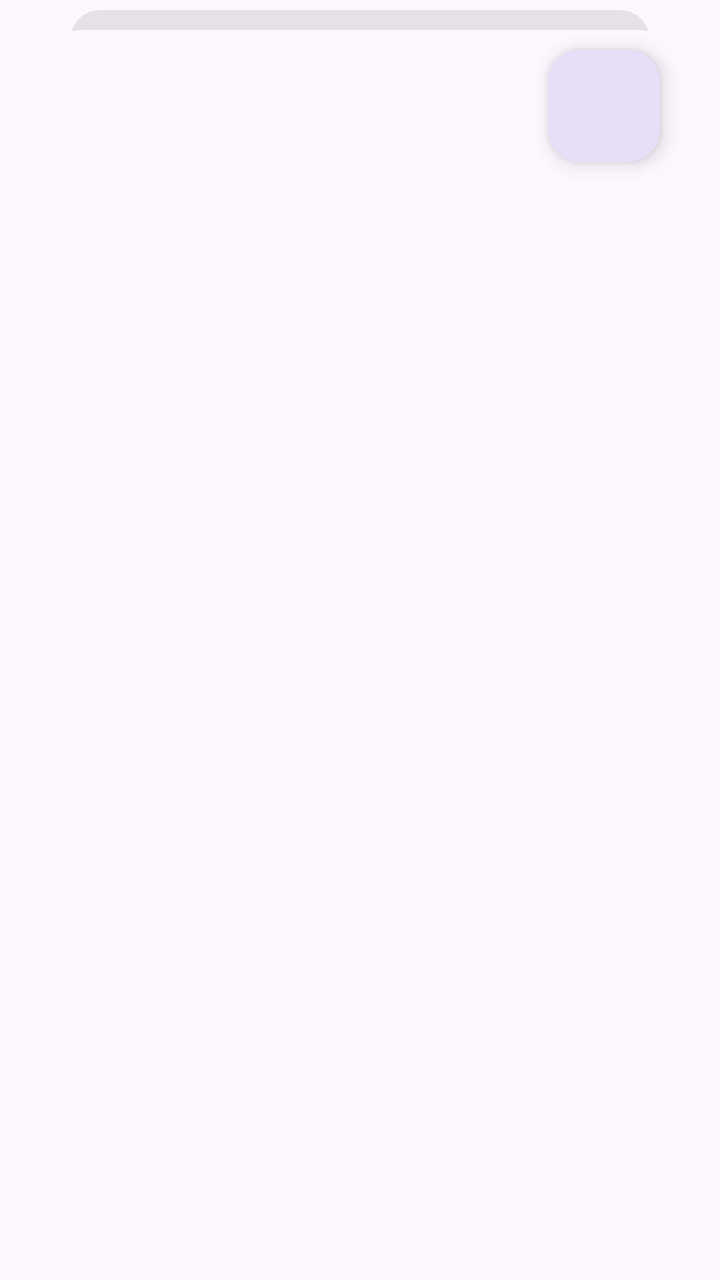
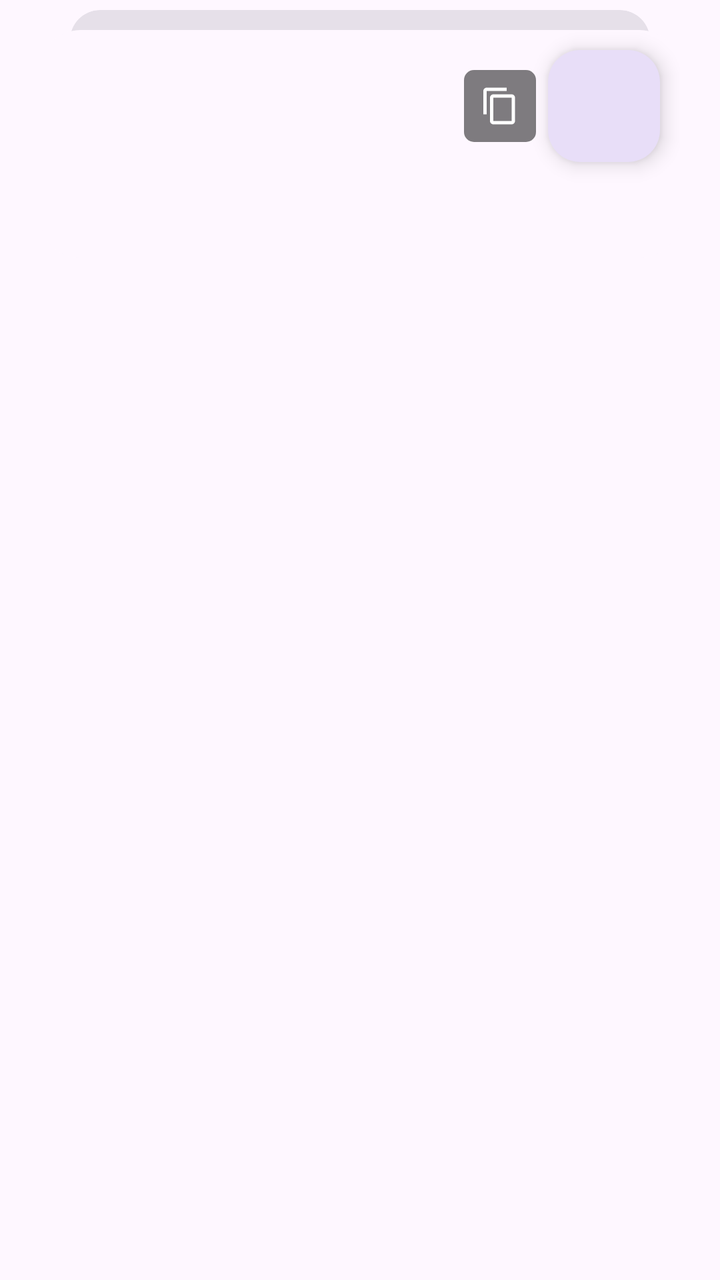

Screens rendered from an Android XML layout before and after an edit, with the pre-edit source and the edit as a unified diff.
<!-- AndroidManifest.xml: application theme BaseTheme -->
<!-- res/layout/history_card_multiple.xml -->
<?xml version="1.0" encoding="utf-8"?>
<androidx.constraintlayout.widget.ConstraintLayout xmlns:app="http://schemas.android.com/apk/res-auto"
    android:layout_width="match_parent"
    android:layout_height="wrap_content"
    xmlns:android="http://schemas.android.com/apk/res/android">

<RelativeLayout
        android:layout_width="0dp"
        android:layout_height="0dp"
        app:layout_constraintDimensionRatio="H,2.5:1"
        app:layout_constraintStart_toStartOf="parent"
        app:layout_constraintEnd_toEndOf="parent"
        app:layout_constraintTop_toTopOf="parent">


        <androidx.constraintlayout.widget.ConstraintLayout
            android:layout_width="match_parent"
            android:layout_height="match_parent">

            <com.google.android.material.card.MaterialCardView
                android:id="@+id/downloads_card_view2"
                android:layout_width="match_parent"
                android:layout_height="40dp"
                android:layout_marginHorizontal="35dp"
                android:layout_marginVertical="5dp"
                android:checkable="false"
                app:cardCornerRadius="15dp"
                app:cardMaxElevation="12dp"
                app:cardPreventCornerOverlap="true"
                app:checkedIcon="@null"
                android:backgroundTint="?attr/colorSurfaceContainerHighest"
                app:layout_constraintEnd_toEndOf="parent"
                app:layout_constraintStart_toStartOf="parent"
                app:layout_constraintTop_toTopOf="parent"
                app:strokeWidth="0dp" />

            <com.google.android.material.card.MaterialCardView
                android:id="@+id/download_card_view"
                android:layout_width="match_parent"
                android:layout_height="match_parent"
                app:cardCornerRadius="20dp"
                app:cardElevation="0dp"
                app:checkedIcon="@null"
                app:cardMaxElevation="12dp"
                android:checkable="true"
                android:layout_marginHorizontal="20dp"
                android:layout_marginVertical="15dp"
                app:strokeWidth="0dp"
                app:cardPreventCornerOverlap="true">

                <androidx.appcompat.widget.AppCompatImageView
                    android:id="@+id/downloads_image_view"
                    android:adjustViewBounds="true"
                    android:scaleType="centerCrop"
                    android:layout_width="match_parent"
                    android:layout_height="match_parent" />

                <androidx.constraintlayout.widget.ConstraintLayout
                    android:layout_width="match_parent"
                    android:layout_height="match_parent">

                    <LinearLayout
                        android:layout_width="0dp"
                        android:layout_height="0dp"
                        android:dividerPadding="5dp"
                        android:orientation="vertical"
                        app:layout_constraintBottom_toTopOf="@+id/downloads_info_time"
                        app:layout_constraintEnd_toStartOf="@+id/downloads_download_button_type"
                        app:layout_constraintStart_toStartOf="parent"
                        app:layout_constraintTop_toTopOf="parent">

                        <TextView
                            android:id="@+id/downloads_title"
                            android:layout_width="match_parent"
                            android:layout_height="wrap_content"
                            android:ellipsize="end"
                            android:maxLines="2"
                            android:paddingStart="10dp"
                            android:paddingTop="10dp"
                            android:paddingEnd="10dp"
                            android:scrollbars="none"
                            android:shadowColor="@color/black"
                            android:shadowDx="2"
                            android:shadowDy="2"
                            android:shadowRadius="1"
                            android:textColor="#FFF"
                            android:textSize="15sp"
                            android:textStyle="bold" />

                        <TextView
                            android:id="@+id/downloads_info_bottom"
                            android:layout_width="match_parent"
                            android:layout_height="wrap_content"
                            android:ellipsize="end"
                            android:gravity="bottom"
                            android:maxLines="2"
                            android:paddingStart="10dp"
                            android:paddingEnd="10dp"
                            android:scrollbars="none"
                            android:shadowColor="@color/black"
                            android:shadowDx="2"
                            android:shadowDy="2"
                            android:shadowRadius="1"
                            android:textColor="#FFF"
                            android:textSize="11sp"
                            android:textStyle="bold" />

                    </LinearLayout>

                    <TextView
                        android:id="@+id/length"
                        android:layout_width="0dp"
                        android:layout_height="wrap_content"
                        android:ellipsize="end"
                        android:gravity="bottom"
                        android:maxLines="1"
                        android:padding="10dp"
                        android:scrollbars="none"
                        android:shadowColor="@color/black"
                        android:shadowDx="2"
                        android:shadowDy="2"
                        android:shadowRadius="1"
                        android:textColor="#FFF"
                        android:textSize="11sp"
                        android:textStyle="bold"
                        app:layout_constraintBottom_toBottomOf="parent"
                        app:layout_constraintEnd_toStartOf="@+id/downloads_info_time"
                        app:layout_constraintStart_toStartOf="parent" />


                    <TextView
                        android:id="@+id/downloads_info_time"
                        android:layout_width="0dp"
                        android:layout_height="wrap_content"
                        android:padding="10dp"
                        android:ellipsize="end"
                        android:gravity="bottom"
                        android:maxLines="1"
                        android:scrollbars="none"
                        android:shadowColor="@color/black"
                        android:shadowDx="4"
                        android:shadowDy="4"
                        android:shadowRadius="10"
                        android:textColor="#FFF"
                        android:textSize="11sp"
                        android:textStyle="bold"
                        app:layout_constraintBottom_toBottomOf="parent"
                        app:layout_constraintEnd_toEndOf="parent"
                        app:layout_constraintTop_toBottomOf="@+id/downloads_download_button_type"
                        app:layout_constraintVertical_bias="1.0" />

                    <com.google.android.material.floatingactionbutton.FloatingActionButton
                        android:id="@+id/downloads_download_button_type"
                        style="@style/Widget.Material3.ExtendedFloatingActionButton.Icon.Secondary"
                        android:layout_width="wrap_content"
                        android:layout_height="wrap_content"
                        android:layout_margin="10dp"
                        android:clickable="false"
                        app:cornerRadius="10dp"
                        android:contentDescription="@string/share"
                        android:elevation="0dp"
                        app:elevation="0dp"
                        app:borderWidth="0dp"
                        app:layout_constraintEnd_toEndOf="parent"
                        app:layout_constraintTop_toTopOf="parent" />

                </androidx.constraintlayout.widget.ConstraintLayout>


            </com.google.android.material.card.MaterialCardView>

        </androidx.constraintlayout.widget.ConstraintLayout>
    </RelativeLayout>

</androidx.constraintlayout.widget.ConstraintLayout>
<!-- resources referenced by this layout -->
<resources>
  <color name="black">#000000</color>
  <string name="share">Share</string>
  <style name="BaseTheme" parent="Theme.Material3.Light.NoActionBar">
          <item name="viewInflaterClass">com.deniscerri.ytdl.util.IncognitoViewInflater</item>
          <item name="android:windowLightStatusBar">?attr/isLightTheme</item>
          <item name="android:statusBarColor">@android:color/transparent</item>
          <item name="alertDialogTheme">@style/ThemeOverlay.Material3.MaterialAlertDialog</item>
          <item name="dialogCornerRadius">28dp</item>
          <item name="windowActionModeOverlay">true</item>
          <item name="actionBarTheme">@style/ThemeOverlay.Material3.Light</item>
          <item name="android:windowLightNavigationBar" tools:ignore="NewApi">true</item>
          <item name="switchPreferenceCompatStyle">
              @style/Preference.SwitchPreferenceCompat.Material3
          </item>
          <item name="snackbarStyle">@style/snackBarStyle</item>
          <item name="preferenceTheme">@style/PreferenceTheme</item>
          <item name="android:windowOptOutEdgeToEdgeEnforcement" tools:targetApi="35">true</item>
      </style>
  <style name="Preference.SwitchPreferenceCompat.Material3" parent="@style/Preference.SwitchPreferenceCompat.Material">
          <item name="widgetLayout">@layout/preferece_material_switch</item>
      </style>
  <style name="snackBarStyle" parent="@style/Widget.Material3.Snackbar">
          <item name="shapeAppearance">@style/ShapeAppearance.Material3.Corner.ExtraLarge</item>
          <item name="android:paddingStart">20dp</item>
          <item name="android:paddingEnd">20dp</item>
          <item name="maxLines">2</item>
          <item name="animationMode">slide</item>
      </style>
  <style name="PreferenceTheme" parent="PreferenceThemeOverlay">
          <item name="singleLineTitle">false</item>
      </style>
</resources>

<!-- the commit's change to res/layout/history_card_multiple.xml (unified diff, before → after) -->
@@ -65,7 +65,7 @@
                         android:dividerPadding="5dp"
                         android:orientation="vertical"
                         app:layout_constraintBottom_toTopOf="@+id/downloads_info_time"
-                        app:layout_constraintEnd_toStartOf="@+id/downloads_download_button_type"
+                        app:layout_constraintEnd_toStartOf="@+id/history_copy_link_button"
                         app:layout_constraintStart_toStartOf="parent"
                         app:layout_constraintTop_toTopOf="parent">
 
@@ -149,6 +149,22 @@
                         app:layout_constraintTop_toBottomOf="@+id/downloads_download_button_type"
                         app:layout_constraintVertical_bias="1.0" />
 
+                    <androidx.appcompat.widget.AppCompatImageButton
+                        android:id="@+id/history_copy_link_button"
+                        android:layout_width="36dp"
+                        android:layout_height="36dp"
+                        android:layout_marginEnd="6dp"
+                        android:background="@drawable/rounded_corner"
+                        android:backgroundTint="#80000000"
+                        android:contentDescription="@string/copy_link"
+                        android:padding="8dp"
+                        android:scaleType="centerInside"
+                        android:src="@drawable/ic_copy"
+                        app:tint="#FFFFFF"
+                        app:layout_constraintBottom_toBottomOf="@+id/downloads_download_button_type"
+                        app:layout_constraintEnd_toStartOf="@+id/downloads_download_button_type"
+                        app:layout_constraintTop_toTopOf="@+id/downloads_download_button_type" />
+
                     <com.google.android.material.floatingactionbutton.FloatingActionButton
                         android:id="@+id/downloads_download_button_type"
                         style="@style/Widget.Material3.ExtendedFloatingActionButton.Icon.Secondary"
<!-- resource entries referenced after the edit -->
@@ -1,6 +1,26 @@
 <!-- resources referenced by this layout -->
 <resources>
   <color name="black">#000000</color>
+  <!-- drawable ic_copy (drawable) -->
+  <vector android:height="24dp"
+      android:viewportHeight="24" android:viewportWidth="24"
+      android:width="24dp" xmlns:android="http://schemas.android.com/apk/res/android">
+      <path android:fillColor="?attr/colorAccent" android:pathData="M16,1L4,1c-1.1,0 -2,0.9 -2,2v14h2L4,3h12L16,1zM19,5L8,5c-1.1,0 -2,0.9 -2,2v14c0,1.1 0.9,2 2,2h11c1.1,0 2,-0.9 2,-2L21,7c0,-1.1 -0.9,-2 -2,-2zM19,21L8,21L8,7h11v14z"/>
+  </vector>
+  <!-- drawable rounded_corner (drawable) -->
+  <?xml version="1.0" encoding="utf-8"?>
+  <shape xmlns:android="http://schemas.android.com/apk/res/android" >
+      <solid android:color="#ffffff" />
+  
+      <padding
+          android:left="1dp"
+          android:right="1dp"
+          android:bottom="1dp"
+          android:top="1dp" />
+  
+      <corners android:radius="5dp" />
+  </shape>
+  <string name="copy_link">Copy Link</string>
   <string name="share">Share</string>
   <style name="BaseTheme" parent="Theme.Material3.Light.NoActionBar">
           <item name="viewInflaterClass">com.deniscerri.ytdl.util.IncognitoViewInflater</item>
